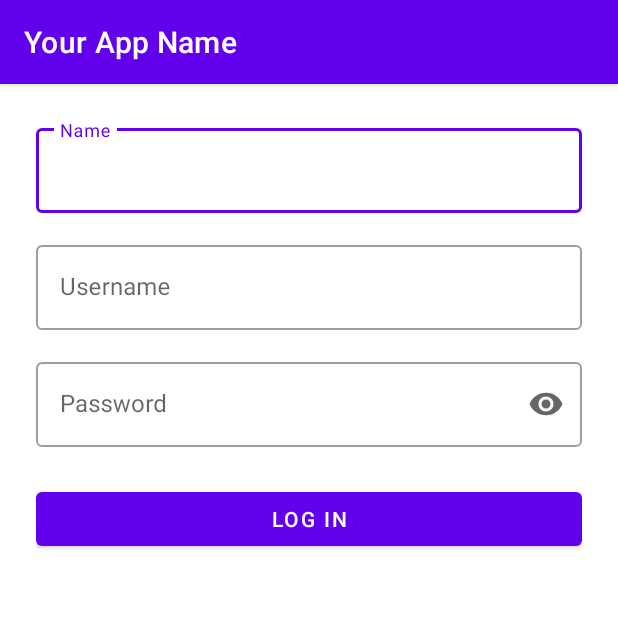
After one commit to arc-arnob/kotlin-bank-app, an Android app: the RegisterActivity screen opened directly, with no data from a screen before it, on a phone screen of 412 x 824 dp, the top half of it. The commit adds this screen. Run offline under Robolectric (Android 15) with nearby library versions, the phone set to English and light mode, and no system bars; our stand-ins replace Room's generated code.

Commit message:
Add Registration. BUG: DB not saving

```diff
--- a/app/src/main/AndroidManifest.xml
+++ b/app/src/main/AndroidManifest.xml
@@ -12,10 +12,14 @@
         android:theme="@style/Theme.Bankapp"
         tools:targetApi="33">
         <activity
+            android:name=".ui.RegisterActivity"
+            android:exported="false" />
+        <activity
             android:name=".ui.LoginActivity"
-            android:exported="true" >
+            android:exported="true">
             <intent-filter>
                 <action android:name="android.intent.action.MAIN" />
+
                 <category android:name="android.intent.category.LAUNCHER" />
             </intent-filter>
         </activity>
--- a/app/src/main/java/com/arnob/bank_app/data/repository/UserRepository.kt
+++ b/app/src/main/java/com/arnob/bank_app/data/repository/UserRepository.kt
@@ -23,6 +23,7 @@ class UserRepository(private val userDao: UserDao) {
     suspend fun loginUser(username: String, password: String): Result<User> {
         return try {
             val user = userDao.login(username, password)
+            println(user?.id)
             if (user != null) {
                 Result.success(user)
             } else {
--- a/app/src/main/java/com/arnob/bank_app/di/ViewModelFactory.kt
+++ b/app/src/main/java/com/arnob/bank_app/di/ViewModelFactory.kt
@@ -6,6 +6,7 @@ import androidx.lifecycle.ViewModelProvider
 import com.arnob.bank_app.data.db.AppDatabase
 import com.arnob.bank_app.data.repository.UserRepository
 import com.arnob.bank_app.ui.LoginViewModel
+import com.arnob.bank_app.ui.RegisterViewModel
 import com.arnob.bank_app.util.PreferenceHelper
 
 class ViewModelFactory(private val context: Context) : ViewModelProvider.Factory {
@@ -19,11 +20,12 @@ class ViewModelFactory(private val context: Context) : ViewModelProvider.Factory
             return LoginViewModel(repository, preferenceHelper) as T
         }
 
-//        if (modelClass.isAssignableFrom(RegisterViewModel::class.java)) {
-//            val database = AppDatabase.getDatabase(context)
-//            val repository = UserRepository(database.userDao())
-//            return RegisterViewModel(repository) as T
-//        }
+        if (modelClass.isAssignableFrom(RegisterViewModel::class.java)) {
+            val database = AppDatabase.getDatabase(context)
+            val repository = UserRepository(database.userDao())
+            val preferenceHelper = PreferenceHelper(context)
+            return RegisterViewModel(repository, preferenceHelper) as T
+        }
 
         throw IllegalArgumentException("Unknown ViewModel class")
     }
--- a/app/src/main/java/com/arnob/bank_app/ui/LoginViewModel.kt
+++ b/app/src/main/java/com/arnob/bank_app/ui/LoginViewModel.kt
@@ -25,7 +25,7 @@ class LoginViewModel(
 
             try {
                 val result = userRepository.loginUser(username, password)
-
+                println(result)
                 result.fold(
                     onSuccess = { user ->
                         // Save session
--- /dev/null
+++ b/app/src/main/java/com/arnob/bank_app/ui/RegisterActivity.kt
@@ -0,0 +1,62 @@
+package com.arnob.bank_app.ui
+
+import android.content.Intent
+import androidx.appcompat.app.AppCompatActivity
+import android.os.Bundle
+import android.widget.Toast
+import androidx.lifecycle.ViewModelProvider
+import com.arnob.bank_app.databinding.ActivityRegisterBinding
+import com.arnob.bank_app.di.ViewModelFactory
+
+class RegisterActivity : AppCompatActivity() {
+    private lateinit var binding: ActivityRegisterBinding
+    private lateinit var viewModel: RegisterViewModel
+
+    override fun onCreate(savedInstanceState: Bundle?) {
+        super.onCreate(savedInstanceState)
+        binding = ActivityRegisterBinding.inflate(layoutInflater)
+        setContentView(binding.root)
+
+        // Initialize ViewModel
+        viewModel = ViewModelProvider(this, ViewModelFactory(this))[RegisterViewModel::class.java]
+
+        // Setup observers
+        setupObservers()
+
+        // Setup click listeners
+        setupClickListeners()
+    }
+
+    private fun setupClickListeners() {
+        binding.btnRegister.setOnClickListener{
+            val username = binding.tilUsername.toString().trim()
+            val password = binding.tilPassword.toString().trim()
+            val name = binding.tilName.toString().trim()
+
+            viewModel.register(username, password, name)
+        }
+    }
+
+    private fun navigateToLogin() {
+        val intent = Intent(this, LoginActivity::class.java)
+        startActivity(intent)
+        println("Registration Success")
+    }
+
+    private fun setupObservers() {
+        viewModel.registrationState.observe(this) { state ->
+            when (state) {
+
+                is RegistrationState.Success -> {
+//                    showLoading(false)
+                    navigateToLogin()
+                    finish()
+                }
+                is RegistrationState.Error -> {
+//                    showLoading(false)
+                    Toast.makeText(this, state.message, Toast.LENGTH_SHORT).show()
+                }
+            }
+        }
+    }
+}
--- /dev/null
+++ b/app/src/main/java/com/arnob/bank_app/ui/RegisterViewModel.kt
@@ -0,0 +1,51 @@
+package com.arnob.bank_app.ui
+
+import androidx.lifecycle.LiveData
+import androidx.lifecycle.MutableLiveData
+import androidx.lifecycle.ViewModel
+import androidx.lifecycle.viewModelScope
+import com.arnob.bank_app.data.repository.UserRepository
+import com.arnob.bank_app.util.PreferenceHelper
+import kotlinx.coroutines.launch
+
+class RegisterViewModel(
+    private val userRepository: UserRepository,
+    private val preferenceHelper: PreferenceHelper
+): ViewModel() {
+    private val _registrationState = MutableLiveData<RegistrationState>()
+    private val _loginState = MutableLiveData<LoginState>()
+    val loginState: LiveData<LoginState> = _loginState
+    val registrationState: LiveData<RegistrationState> = _registrationState
+
+    fun register(username: String, password: String, name: String){
+        if (username.isBlank() || password.isBlank() || name.isBlank()) {
+            _registrationState.value = RegistrationState.Error("Username and password and name cannot be empty")
+            return
+        }
+        viewModelScope.launch {
+//            _loginState.value = LoginState.Loading
+
+            try {
+                val result = userRepository.registerUser(username, password, name)
+                println(result)
+                result.fold(
+                    onSuccess = { user_id ->
+                        // Save session
+                        preferenceHelper.setLoggedInUserId(user_id)
+                        _registrationState.value = RegistrationState.Success
+                    },
+                    onFailure = { exception ->
+                        _registrationState.value = RegistrationState.Error(exception.message ?: "Registration failed")
+                    }
+                )
+            } catch (e: Exception) {
+                _registrationState.value = RegistrationState.Error(e.message ?: "Unknown error occurred")
+            }
+        }
+    }
+}
+
+sealed class RegistrationState {
+    object Success : RegistrationState()
+    data class Error(val message: String) : RegistrationState()
+}
--- a/app/src/main/res/layout/activity_login.xml
+++ b/app/src/main/res/layout/activity_login.xml
@@ -5,7 +5,7 @@
     android:layout_width="match_parent"
     android:layout_height="match_parent"
     android:padding="24dp"
-    tools:context=".LoginActivity">
+    tools:context=".ui.LoginActivity">
 
     <TextView
         android:id="@+id/tvLoginTitle"
--- /dev/null
+++ b/app/src/main/res/layout/activity_register.xml
@@ -0,0 +1,78 @@
+<?xml version="1.0" encoding="utf-8"?>
+<androidx.constraintlayout.widget.ConstraintLayout
+    xmlns:android="http://schemas.android.com/apk/res/android"
+    xmlns:app="http://schemas.android.com/apk/res-auto"
+    xmlns:tools="http://schemas.android.com/tools"
+    android:layout_width="match_parent"
+    android:layout_height="match_parent"
+    android:padding="24dp"
+    tools:context=".ui.RegisterActivity">
+
+    <!-- Name Field -->
+    <com.google.android.material.textfield.TextInputLayout
+        android:id="@+id/tilName"
+        style="@style/Widget.MaterialComponents.TextInputLayout.OutlinedBox"
+        android:layout_width="match_parent"
+        android:layout_height="wrap_content"
+        android:hint="Name"
+        app:layout_constraintTop_toTopOf="parent"
+        app:layout_constraintStart_toStartOf="parent"
+        app:layout_constraintEnd_toEndOf="parent">
+
+        <com.google.android.material.textfield.TextInputEditText
+            android:id="@+id/etName"
+            android:layout_width="match_parent"
+            android:layout_height="wrap_content"
+            android:inputType="textPersonName" />
+    </com.google.android.material.textfield.TextInputLayout>
+
+    <!-- Username Field -->
+    <com.google.android.material.textfield.TextInputLayout
+        android:id="@+id/tilUsername"
+        style="@style/Widget.MaterialComponents.TextInputLayout.OutlinedBox"
+        android:layout_width="match_parent"
+        android:layout_height="wrap_content"
+        android:layout_marginTop="16dp"
+        android:hint="Username"
+        app:layout_constraintTop_toBottomOf="@id/tilName"
+        app:layout_constraintStart_toStartOf="parent"
+        app:layout_constraintEnd_toEndOf="parent">
+
+        <com.google.android.material.textfield.TextInputEditText
+            android:id="@+id/etUsername"
+            android:layout_width="match_parent"
+            android:layout_height="wrap_content"
+            android:inputType="textEmailAddress" />
+    </com.google.android.material.textfield.TextInputLayout>
+
+    <!-- Password Field -->
+    <com.google.android.material.textfield.TextInputLayout
+        android:id="@+id/tilPassword"
+        style="@style/Widget.MaterialComponents.TextInputLayout.OutlinedBox"
+        android:layout_width="match_parent"
+        android:layout_height="wrap_content"
+        android:layout_marginTop="16dp"
+        android:hint="Password"
+        app:endIconMode="password_toggle"
+        app:layout_constraintTop_toBottomOf="@id/tilUsername"
+        app:layout_constraintStart_toStartOf="parent"
+        app:layout_constraintEnd_toEndOf="parent">
+
+        <com.google.android.material.textfield.TextInputEditText
+            android:id="@+id/etPassword"
+            android:layout_width="match_parent"
+            android:layout_height="wrap_content"
+            android:inputType="textPassword" />
+    </com.google.android.material.textfield.TextInputLayout>
+
+    <Button
+        android:id="@+id/btnRegister"
+        android:layout_width="match_parent"
+        android:layout_height="wrap_content"
+        android:layout_marginTop="24dp"
+        android:text="@string/register_button"
+        app:layout_constraintEnd_toEndOf="parent"
+        app:layout_constraintStart_toStartOf="parent"
+        app:layout_constraintTop_toBottomOf="@+id/tilPassword" />
+
+</androidx.constraintlayout.widget.ConstraintLayout>
--- a/app/src/main/res/values/strings.xml
+++ b/app/src/main/res/values/strings.xml
@@ -6,4 +6,5 @@
     <string name="login_button">Log In</string>
     <string name="forgot_password">Forgot Password?</string>
     <string name="register_prompt">Don\'t have an account? Register</string>
+    <string name="register_button">Log In</string>
 </resources>
```
Also changed, not shown: app/src/main/java/com/arnob/bank_app/ui/LoginActivity.kt (+17 -15 lines). Lines whose indentation alone changed are shown as unchanged.
